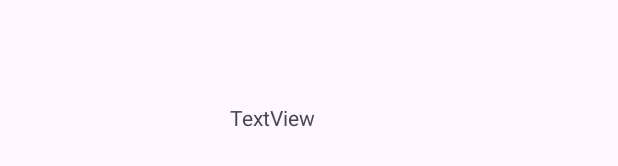
After one commit to Marco1080/PGL, an Android app: the layout activity_result.xml on its own in the app's theme, with its tools: preview values and no code run, on a phone screen of 412 x 824 dp. The commit adds this screen. Shown: the part 158-324 px from the top of the screen. Run offline under Robolectric (Android 15) with nearby library versions, the phone set to English and light mode, and no system bars.

Commit message:
Nuevo empty View Activity
Se recoge la información, se encripta en César y se envía al nuevo empty view activity para mostrar el resultado por pantalla.

```diff
--- a/Encriptador/app/src/main/AndroidManifest.xml
+++ b/Encriptador/app/src/main/AndroidManifest.xml
@@ -13,6 +13,9 @@
         android:theme="@style/Theme.Encriptador"
         tools:targetApi="31">
         <activity
+            android:name=".ResultActivity"
+            android:exported="false" />
+        <activity
             android:name=".MainActivity"
             android:exported="true">
             <intent-filter>
--- a/Encriptador/app/src/main/res/layout/activity_main.xml
+++ b/Encriptador/app/src/main/res/layout/activity_main.xml
@@ -14,7 +14,9 @@
         android:layout_height="wrap_content"
         android:layout_marginBottom="68dp"
         app:layout_constraintBottom_toTopOf="@+id/buttonEncriptar"
-        tools:layout_editor_absoluteX="1dp">
+        app:layout_constraintEnd_toEndOf="parent"
+        app:layout_constraintStart_toStartOf="parent"
+        app:layout_constraintTop_toBottomOf="@+id/textInput">
 
     </com.google.android.material.textfield.TextInputLayout>
 
@@ -51,4 +53,5 @@
         app:layout_constraintEnd_toEndOf="parent"
         app:layout_constraintStart_toStartOf="parent"
         app:layout_constraintTop_toBottomOf="@+id/buttonEncriptar" />
+
 </androidx.constraintlayout.widget.ConstraintLayout>
--- /dev/null
+++ b/Encriptador/app/src/main/res/layout/activity_result.xml
@@ -0,0 +1,20 @@
+<?xml version="1.0" encoding="utf-8"?>
+<androidx.constraintlayout.widget.ConstraintLayout xmlns:android="http://schemas.android.com/apk/res/android"
+    xmlns:app="http://schemas.android.com/apk/res-auto"
+    xmlns:tools="http://schemas.android.com/tools"
+    android:id="@+id/main"
+    android:layout_width="match_parent"
+    android:layout_height="match_parent"
+    tools:context=".ResultActivity">
+
+    <TextView
+        android:id="@+id/textView"
+        android:layout_width="105dp"
+        android:layout_height="57dp"
+        android:text="TextView"
+        app:layout_constraintBottom_toBottomOf="parent"
+        app:layout_constraintEnd_toEndOf="parent"
+        app:layout_constraintStart_toStartOf="parent"
+        app:layout_constraintTop_toTopOf="parent"
+        app:layout_constraintVertical_bias="0.227" />
+</androidx.constraintlayout.widget.ConstraintLayout>
--- a/Encriptador/gradle/libs.versions.toml
+++ b/Encriptador/gradle/libs.versions.toml
@@ -1,5 +1,5 @@
 [versions]
-agp = "8.6.0"
+agp = "8.6.1"
 kotlin = "1.9.0"
 coreKtx = "1.13.1"
 junit = "4.13.2"
```
Also changed, not shown: Encriptador/app/src/main/java/com/example/encriptador/MainActivity.kt (+6 -1 lines), Encriptador/app/src/main/java/com/example/encriptador/ResultActivity.kt (added, +27 -0 lines).
